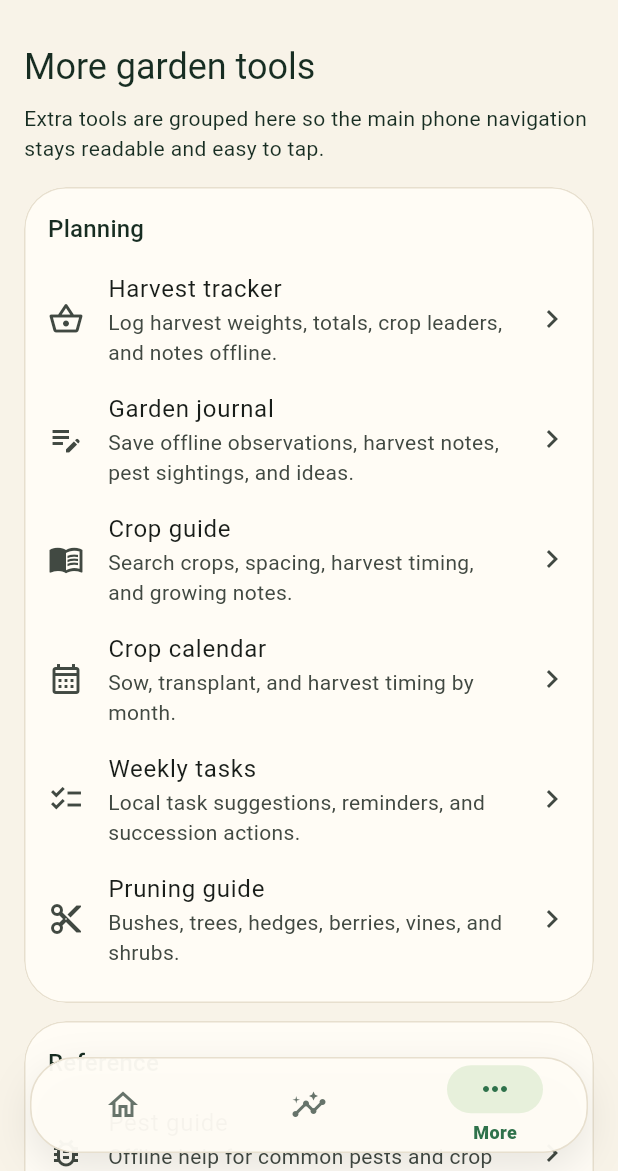
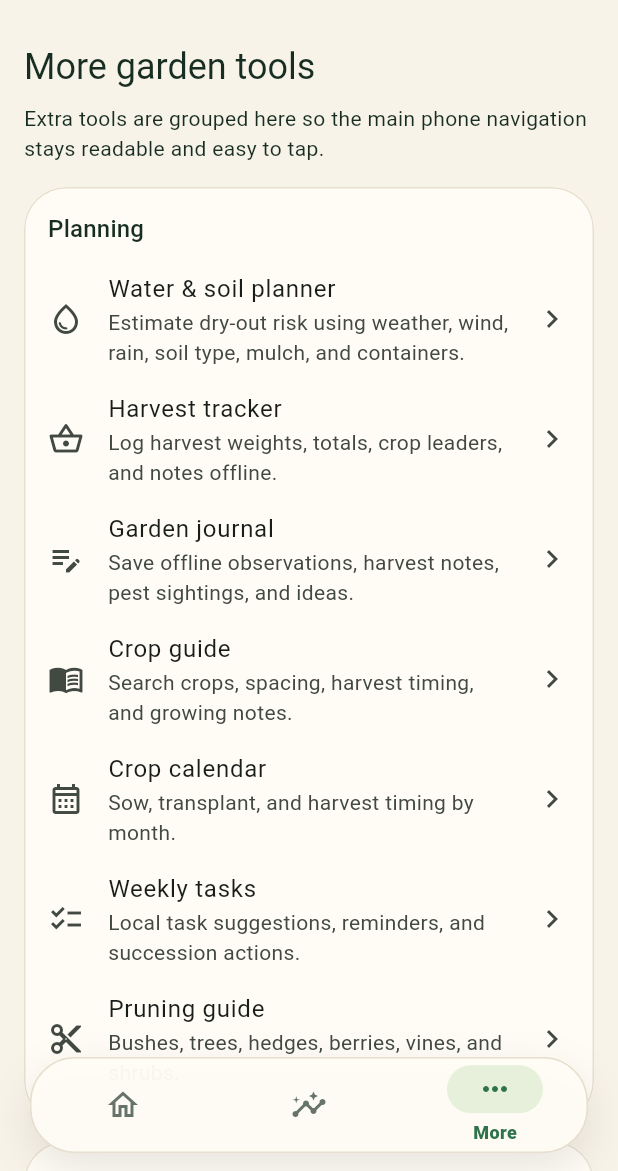
Before and after one commit to Archil3s/nz-vege-garden, a Flutter app: the screen it shows after launch, item 3 of the bottom bar chosen, on a phone screen of 412 x 824 dp, the part 65-1236 px from its top. Run offline on Flutter 3.47's test engine with Material 3 defaults, Android fonts, the phone set to English and light mode, and no system bars; our stand-ins replace flutter_local_notifications, flutter_svg, shared_preferences.

Commit message:
Add water and soil planner to More tools

```diff
--- a/lib/app/app.dart
+++ b/lib/app/app.dart
@@ -11,6 +11,7 @@ import '../features/pests/pest_guide_screen.dart';
 import '../features/pruning/pruning_guide_screen.dart';
 import '../features/settings/settings_screen.dart';
 import '../features/tasks/weekly_tasks_screen.dart';
+import '../features/water/watering_planner_screen.dart';
 import 'app_theme.dart';
 
 class NzVegeGardenApp extends StatelessWidget {
@@ -143,6 +144,12 @@ class _MoreScreen extends StatelessWidget {
             title: 'Planning',
             children: [
               _MoreSectionTile(
+                icon: Icons.water_drop_outlined,
+                title: 'Water & soil planner',
+                description: 'Estimate dry-out risk using weather, wind, rain, soil type, mulch, and containers.',
+                onTap: () => onOpenSection(const WateringPlannerScreen()),
+              ),
+              _MoreSectionTile(
                 icon: Icons.shopping_basket_outlined,
                 title: 'Harvest tracker',
                 description: 'Log harvest weights, totals, crop leaders, and notes offline.',
```
